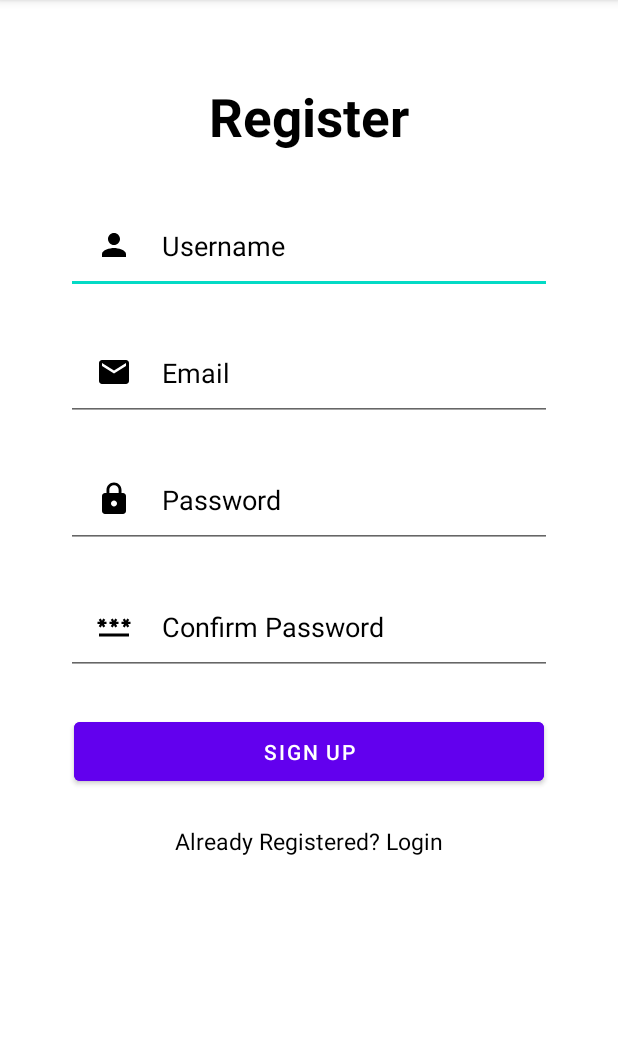
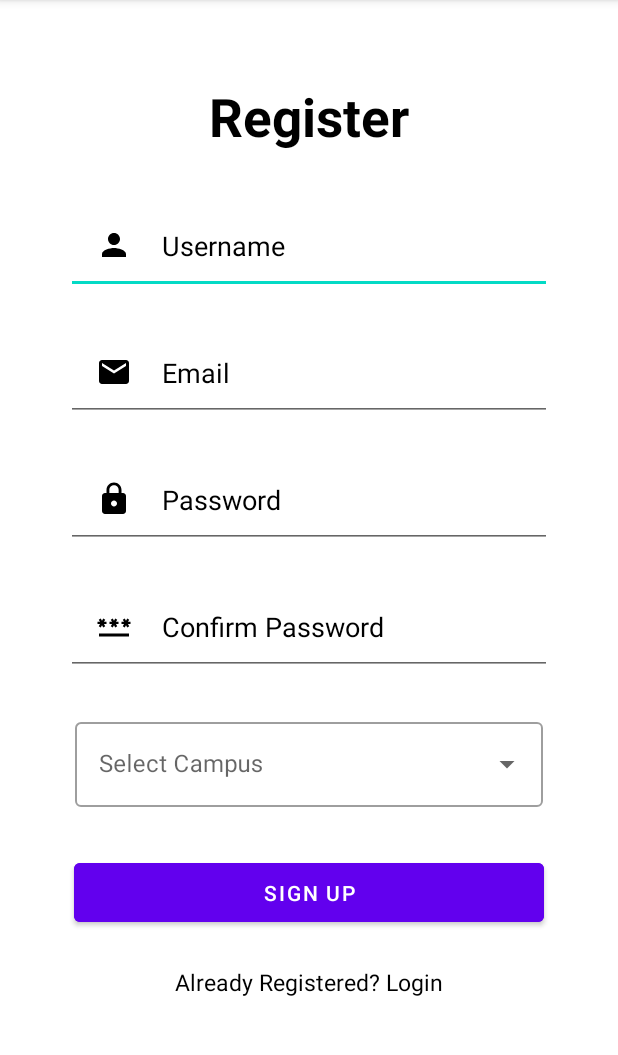
Before and after one commit to CS5520Feinberg/final-project-v2-group-10, an Android app: the RegisterActivity screen opened directly, with no data from a screen before it, on a phone screen of 412 x 824 dp, the part 84-1139 px from its top. Run offline under Robolectric (Android 15) with nearby library versions, the phone set to English and light mode, and no system bars; our stand-ins replace Firebase (no records; nobody signed in at launch, a user with empty details on screens opened directly).

Commit message:
add campus dropdown

```diff
--- a/app/src/main/java/edu/northeastern/numad23su_team_v2_group_10_final_project/RegisterActivity.java
+++ b/app/src/main/java/edu/northeastern/numad23su_team_v2_group_10_final_project/RegisterActivity.java
@@ -6,9 +6,14 @@ import androidx.appcompat.app.AppCompatActivity;
 import android.content.Intent;
 import android.os.Bundle;
 import android.text.TextUtils;
+import android.view.View;
+import android.widget.AdapterView;
+import android.widget.ArrayAdapter;
+import android.widget.AutoCompleteTextView;
 import android.widget.Button;
 import android.widget.EditText;
 import android.widget.ProgressBar;
+import android.widget.Spinner;
 import android.widget.TextView;
 import android.widget.Toast;
 
@@ -21,6 +26,12 @@ import java.util.regex.Pattern;
 public class RegisterActivity extends AppCompatActivity {
 
     EditText signupUsername, signupEmail, signupPwd, signupConfirmPwd;
+
+    String[] campus = {"Arlington", "Boston", "Charlotte", "Miami", "Oakland", "Portland", "San Francisco", "Silicon Valley", "Seattle"};
+
+    AutoCompleteTextView autoCompleteTextView;
+
+    ArrayAdapter<String> adapterCampus;
     Button signupBtn;
     FirebaseAuth mAuth;
 
@@ -41,13 +52,22 @@ public class RegisterActivity extends AppCompatActivity {
         signupPwd = findViewById(R.id.signupPwd);
         signupConfirmPwd = findViewById(R.id.signupConfirmPwd);
         signupBtn = findViewById(R.id.signupBtn);
+        autoCompleteTextView = findViewById(R.id.selectCampus);
+        adapterCampus = new ArrayAdapter<>(this, R.layout.list_campus, campus);
+        autoCompleteTextView.setAdapter(adapterCampus);
+
+        autoCompleteTextView.setOnItemClickListener((parent, view, position, id) -> {
+            String campusItem = adapterCampus.getItem(position);
+            Toast.makeText(RegisterActivity.this, "Item" + campusItem, Toast.LENGTH_SHORT).show();
+        });
 
         signupBtn.setOnClickListener(v -> {
-            String username, email, password, confirmPwd;
+            String username, email, password, confirmPwd, selectCampus;
             username = signupUsername.getText().toString();
             email = signupEmail.getText().toString();
             password = signupPwd.getText().toString();
             confirmPwd = signupConfirmPwd.getText().toString();
+            selectCampus = autoCompleteTextView.getText().toString();
 
             if (TextUtils.isEmpty(username)) {
                 signupUsername.setError("Username is Required");
@@ -66,19 +86,21 @@ public class RegisterActivity extends AppCompatActivity {
                 return;
             }
 
+            if (selectCampus.equals("")) {
+                Toast.makeText(RegisterActivity.this, "Please choose your campus", Toast.LENGTH_SHORT).show();
+                return;
+            }
+
             mAuth.createUserWithEmailAndPassword(email, password)
                     .addOnCompleteListener(task -> {
                         if (task.isSuccessful()) {
                             mAuth.getCurrentUser().sendEmailVerification()
-                                    .addOnCompleteListener(new OnCompleteListener<Void>() {
-                                        @Override
-                                        public void onComplete(@NonNull Task<Void> task) {
-                                            if (task.isSuccessful()) {
-                                                Toast.makeText(RegisterActivity.this, "Register Successfully, please check your email for verifying", Toast.LENGTH_SHORT).show();
+                                    .addOnCompleteListener(task1 -> {
+                                        if (task1.isSuccessful()) {
+                                            Toast.makeText(RegisterActivity.this, "Register Successfully, please check your email for verifying", Toast.LENGTH_SHORT).show();
 
-                                            } else {
-                                                Toast.makeText(RegisterActivity.this, task.getException().getMessage(), Toast.LENGTH_SHORT).show();
-                                            }
+                                        } else {
+                                            Toast.makeText(RegisterActivity.this, task1.getException().getMessage(), Toast.LENGTH_SHORT).show();
                                         }
                                     });
                         } else {
--- a/app/src/main/res/layout/activity_register.xml
+++ b/app/src/main/res/layout/activity_register.xml
@@ -81,7 +81,22 @@
             android:drawablePadding="20dp"
             android:inputType="textPassword"/>
 
-        <com.google.android.material.button.MaterialButton
+            <com.google.android.material.textfield.TextInputLayout
+                android:layout_width="match_parent"
+                android:layout_height="wrap_content"
+                android:layout_margin="16dp"
+                android:hint="@string/select"
+                style="@style/Widget.MaterialComponents.TextInputLayout.OutlinedBox.ExposedDropdownMenu">
+
+                <AutoCompleteTextView
+                    android:id="@+id/selectCampus"
+                    android:layout_width="match_parent"
+                    android:layout_height="wrap_content"
+                    android:inputType="none"/>
+            </com.google.android.material.textfield.TextInputLayout>
+
+
+            <com.google.android.material.button.MaterialButton
             android:id="@+id/signupBtn"
             android:layout_width="match_parent"
             android:layout_height="wrap_content"
--- a/app/src/main/res/values/strings.xml
+++ b/app/src/main/res/values/strings.xml
@@ -8,6 +8,8 @@
     <string name="invalid_username">Not a valid username</string>
     <string name="invalid_password">Password must be >5 characters</string>
     <string name="login_failed">"Login failed"</string>
+    <string name="select">Select Campus</string>
     <!-- TODO: Remove or change this placeholder text -->
     <string name="hello_blank_fragment">Hello blank fragment</string>
+
 </resources>
```
Also changed, not shown: app/src/main/res/layout/list_campus.xml (added, +11 -0 lines).
